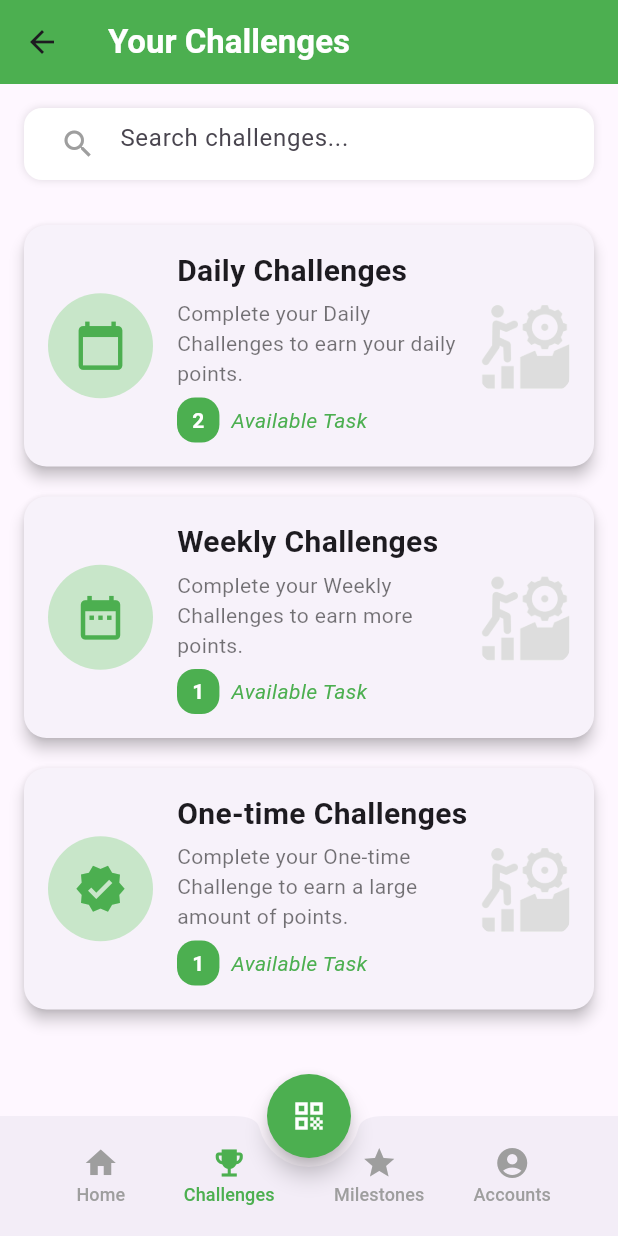
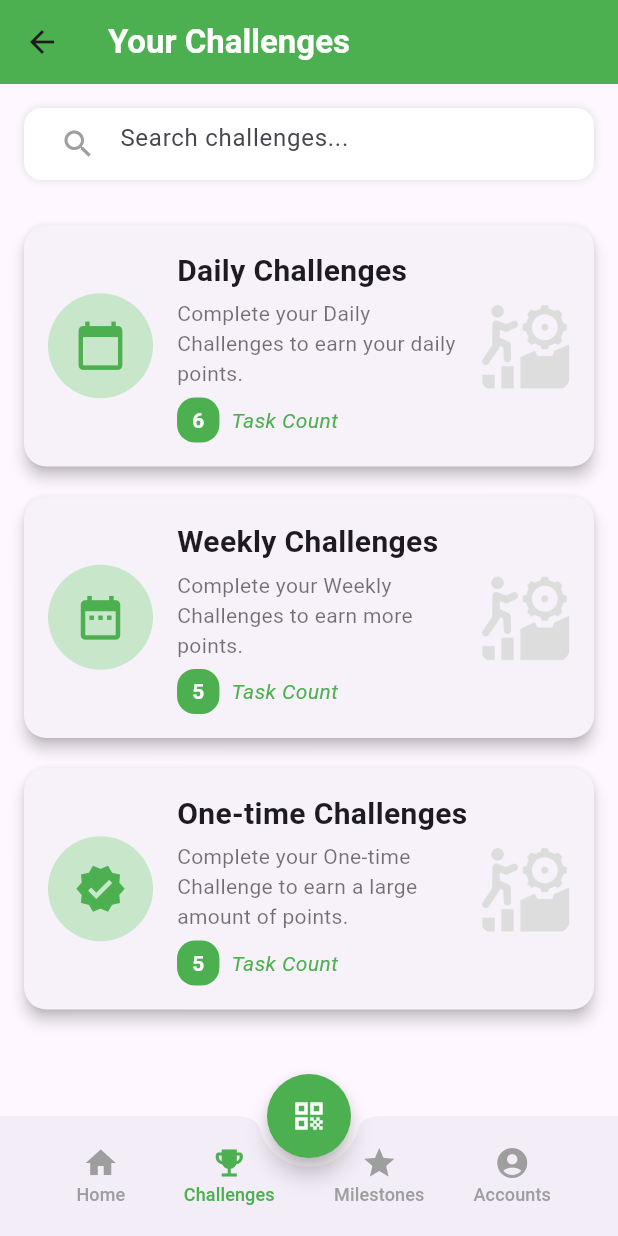
Before and after one commit to samipx16/Capstone-II, a Flutter app: the ChallengeScreen screen opened by its route, on a phone screen of 412 x 824 dp. Run offline on Flutter 3.47's test engine with Material 3 defaults, Android fonts, the phone set to English and light mode, and no system bars; our stand-ins replace cloud_firestore, firebase_auth, firebase_core, firebase_storage, google_maps_flutter, image_picker; missing offline and left inert: mobile_scanner; accounts and stored records are empty.

```diff
--- a/lib/screens/challenge/challenges.dart
+++ b/lib/screens/challenge/challenges.dart
@@ -16,14 +16,18 @@
   final List<Map<String, dynamic>> challengeTypes = [
     {
       "title": "Daily Challenges",
-      "description": "Complete your Daily Challenges to earn your daily points.",
+      "description":
+          "Complete your Daily Challenges to earn your daily points.",
       "icon": Icons.calendar_today,
       "route": "/dailyChallenges",
-      "image": "assets/task-img.png", // Replace with actual image path
+      "image": "assets/task-img.png",
       "challenges": [
         "Go Plastic-Free Self-report avoiding plastic for a whole day.",
         "Recycle 1 Item Scan QR codes at a recycling bin.",
-        //"Use a reusable water bottle"
+        "Refill Your Bottle : Refill your water bottle or cup at the refill stations around campus",
+        "Public Transport : Report yourself using public transport",
+        "Turn-off Lights : Self-report turning off all unnecessary lights",
+        "Walk/Bike to Class : Log your walk/bike ride to class",
       ]
     },
     {
@@ -33,20 +37,26 @@
       "route": "/weeklyChallenges",
       "image": "assets/task-img.png",
       "challenges": [
-       // "Use public transport for a day",
-        "Walk/Bike to Class Log your walk/bike ride to class",
+        "Avoid Plastics : Avoid single use plastics for a week",
+        "Eco-Friendly Purchase : Report an eco-friendly purchase you've made within the week",
+        "Local Cleanup Effort : Participate in a local cleanup effort",
+        "Meatless Days : Go meatless for at least 3 days of the week",
+        "Litter Cleanup : Pick up at least 10 pieces of litter that you see",
       ]
     },
     {
       "title": "One-time Challenges",
-      "description": "Complete your One-time Challenge to earn a large amount of points.",
+      "description":
+          "Complete your One-time Challenge to earn a large amount of points.",
       "icon": Icons.verified,
       "route": "/oneTimeChallenges",
       "image": "assets/task-img.png",
       "challenges": [
         "Plant a Tree : Upload a photo of the tree you planted.",
-        //"Donate old clothes",
-        //"Switch to a sustainable brand"
+        "Start a Home Garden : Start a home garden",
+        "Donate Clothes : Donate your old clothes",
+        "Make a Compost Bin : Set up a compost bin",
+        "Go to a Recycling Event: Attend a recycling workshop or event in your area"
       ]
     }
   ];
@@ -202,7 +212,8 @@
                     const SizedBox(height: 4),
                     Text(
                       description,
-                      style: const TextStyle(fontSize: 14, color: Colors.black54),
+                      style:
+                          const TextStyle(fontSize: 14, color: Colors.black54),
                     ),
                     const SizedBox(height: 6),
 
@@ -211,7 +222,8 @@
                       children: [
                         // Green rounded task count
                         Container(
-                          padding: const EdgeInsets.symmetric(horizontal: 10, vertical: 5),
+                          padding: const EdgeInsets.symmetric(
+                              horizontal: 10, vertical: 5),
                           decoration: BoxDecoration(
                             color: Colors.green,
                             borderRadius: BorderRadius.circular(12),
@@ -229,7 +241,7 @@
 
                         // "Available Task" text
                         const Text(
-                          "Available Task",
+                          "Task Count",
                           style: TextStyle(
                             color: Colors.green,
                             fontSize: 14,
```
Also changed, not shown: 4 other files.
